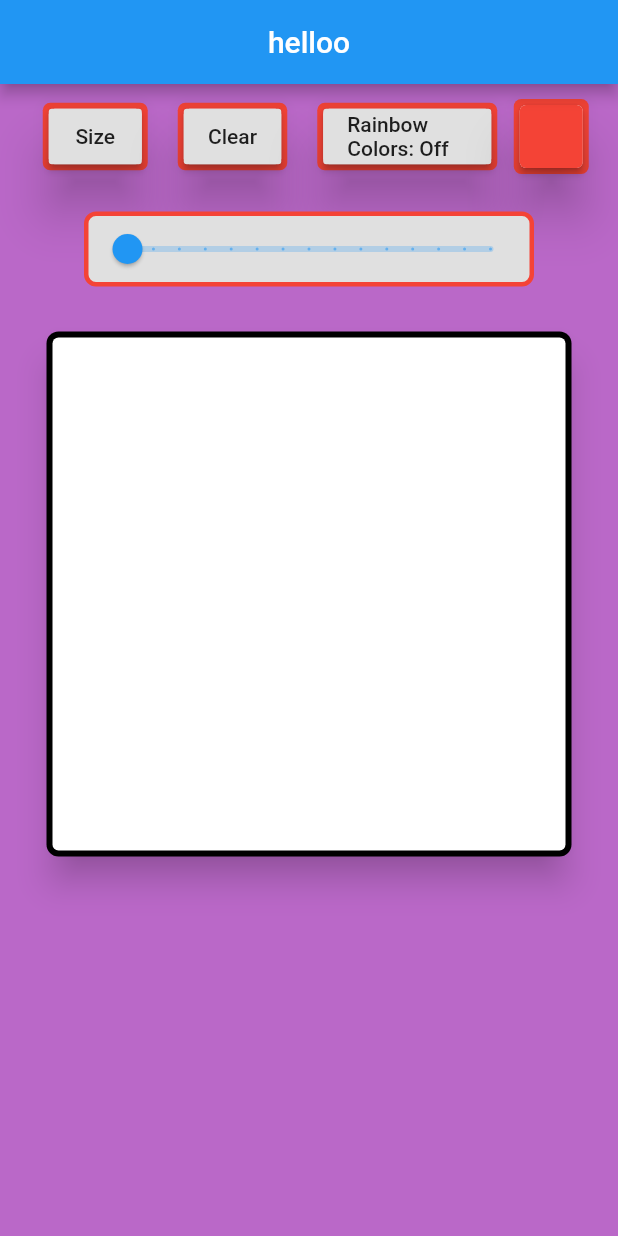
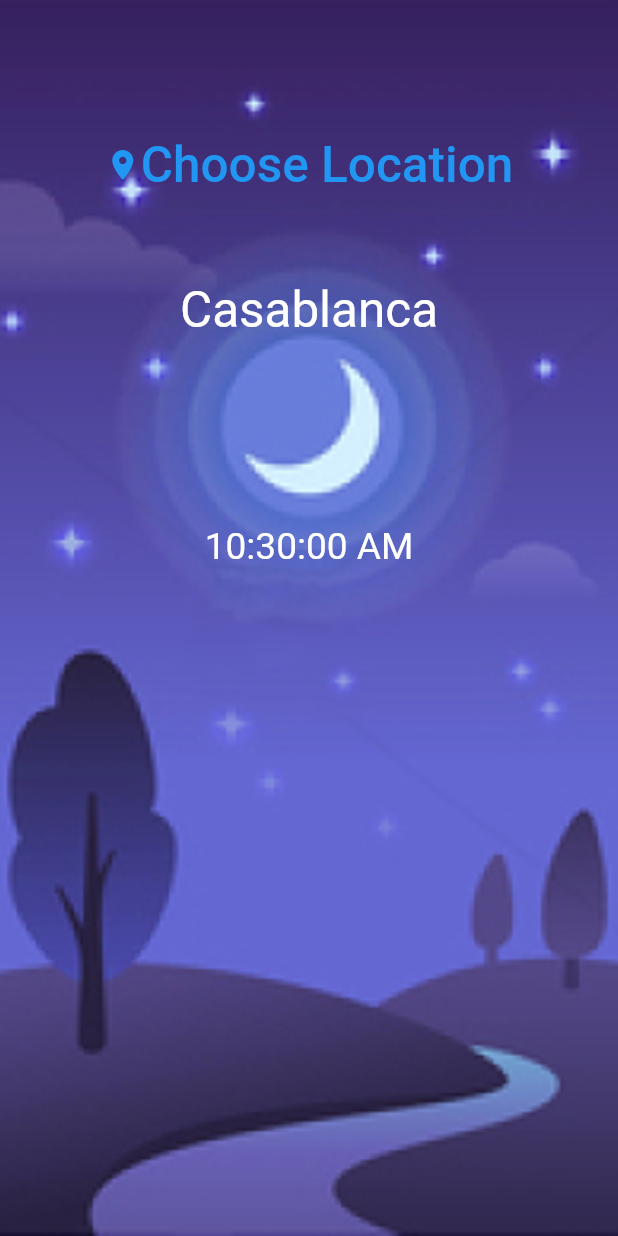
Before and after one commit to 12265/My-WorldTimeZone-app, a Flutter app: the first screen one second after launch, on a phone screen of 412 x 824 dp. Run offline on Flutter 3.47's test engine with Material 2 defaults, Android fonts, the phone set to English and light mode, and no system bars; our stand-ins replace flutter_colorpicker, timezone; network calls fail.

Commit message:
Completed project WorldTime

```diff
--- /dev/null
+++ b/lib/Location.dart
@@ -0,0 +1,12 @@
+import 'package:flutter/material.dart';
+import 'package:mainpage/Provider/ProviderData.dart';
+import 'package:provider/provider.dart';
+
+class LocationText extends StatelessWidget {
+  const LocationText({Key? key}) : super(key: key);
+
+  @override
+  Widget build(BuildContext context) {
+    return Text(context.watch<GameProvider>().contryChossed.cityName,style: TextStyle(fontSize: MediaQuery.of(context).size.height * 0.04,color: context.watch<GameProvider>().Textscolor),);
+  }
+}
--- /dev/null
+++ b/lib/Modles/ContriesName.dart
@@ -0,0 +1,11 @@
+class ContryChossed {
+  String countryCode;
+  String countryName;
+  String cityName;
+  String zoneName;
+  int gmtOffset;
+  int timestamp;
+
+  ContryChossed(this.countryCode, this.countryName,this.cityName, this.zoneName,
+      this.gmtOffset, this.timestamp);
+}
--- /dev/null
+++ b/lib/Provider/ProviderData.dart
@@ -0,0 +1,62 @@
+import 'dart:async';
+import 'dart:convert';
+import 'package:http/http.dart';
+import 'package:intl/intl.dart';
+import 'package:mainpage/Modles/ContriesName.dart';
+import 'package:mainpage/Tools/DetectCityName.dart';
+import 'package:timezone/timezone.dart' as tz;
+import 'package:flutter/material.dart';
+
+class GameProvider extends ChangeNotifier {
+  var Textscolor = Colors.white;
+  bool itsMoring = false;
+  var timeRn = DateTime.now();
+  List<dynamic> worldZonesApi = [];
+  int locationSelectedIndex = 0;
+  String city = "";
+  var contryChossed = ContryChossed(
+      "MA", "Morocco", "Casablanca", "Africa/Casablanca", 3600, 1658416860);
+// this fonction get called immidiatly after the app get lunched
+  void timeZone() {
+    Timer.periodic(Duration(seconds: 1), (timer) {
+      tz.Location detroit = tz.getLocation(contryChossed.zoneName);
+      timeRn = tz.TZDateTime.now(detroit);
+      compaireDates(detroit);
+      notifyListeners();
+    });
+  }
+  void compaireDates(tz.Location location)
+  {
+    DateTime moriningStart = DateTime.parse("${DateFormat("yyyy-MM-dd").format(tz.TZDateTime.now(location))} 08:00:00");
+    DateTime moriningEnd = DateTime.parse("${DateFormat("yyyy-MM-dd").format(tz.TZDateTime.now(location))} 20:00:00");
+    DateTime timeRightNow = DateTime.parse("${DateFormat("yyyy-MM-dd KK:mm:ss").format(tz.TZDateTime.now(location))}");
+    if(timeRightNow.compareTo(moriningStart) == 1 && timeRn.compareTo(moriningEnd) == -1)
+    {
+      itsMoring = true;
+      Textscolor = Colors.black;
+    }
+    else
+    {
+      itsMoring = false;
+      Textscolor = Colors.white;
+    }
+  }
+
+  void ChangeTimeZone(String zoneName) async {
+    var scaffuld = await get(Uri.parse(
+        "http://api.timezonedb.com/v2.1/list-time-zone?key=9ZGAE5QIMRVS&format=json"));
+    Map<dynamic, dynamic> respende = jsonDecode(scaffuld.body);
+    worldZonesApi = respende["zones"].toList();
+    for (int i = 0; i < worldZonesApi.length; i++) {
+      if (worldZonesApi.elementAt(i)["zoneName"] == zoneName) {
+        city = DetectCityName(zoneName);
+        contryChossed = ContryChossed(
+            worldZonesApi.elementAt(i)["countryCode"], worldZonesApi.elementAt(i)["countryName"],
+            city, worldZonesApi.elementAt(i)["zoneName"], worldZonesApi.elementAt(i)["gmtOffset"],
+            worldZonesApi.elementAt(i)["timestamp"]);
+        notifyListeners();
+        return;
+      }
+    }
+  }
+}
--- /dev/null
+++ b/lib/clock.dart
@@ -0,0 +1,13 @@
+import 'package:flutter/material.dart';
+import 'package:intl/intl.dart';
+import 'package:provider/provider.dart';
+
+import 'Provider/ProviderData.dart';
+
+class ClockTime extends StatelessWidget {
+
+  @override
+  Widget build(BuildContext context) {
+    return Text("${DateFormat("KK:mm:ss a").format(context.watch<GameProvider>().timeRn)}",style: TextStyle(fontSize: MediaQuery.of(context).size.height * 0.03,color: context.watch<GameProvider>().Textscolor),);
+  }
+}
--- /dev/null
+++ b/lib/conainter.dart
@@ -0,0 +1,11 @@
+import 'package:flutter/material.dart';
+import 'package:mainpage/Provider/ProviderData.dart';
+import 'package:provider/provider.dart';
+
+class conainter extends StatelessWidget {
+  Widget childs;
+  conainter(this.childs);
+  Widget build(BuildContext context) {
+    return Container(decoration:context.watch<GameProvider>().itsMoring == false ? BoxDecoration(image: DecorationImage(image: AssetImage("Images/night.jpg"),fit: BoxFit.cover)):BoxDecoration(image: DecorationImage(image: AssetImage("Images/mroning.jpg"),fit: BoxFit.cover)),child: childs);
+  }
+}
--- a/lib/main.dart
+++ b/lib/main.dart
@@ -1,87 +1,41 @@
+import 'package:mainpage/Location.dart';
+import 'package:mainpage/TimeZoneListView.dart';
+import 'package:mainpage/clock.dart';
+import 'package:mainpage/conainter.dart';
+import 'package:timezone/data/latest.dart' as tz;
 import 'package:flutter/material.dart';
-import 'package:flutter_colorpicker/flutter_colorpicker.dart';
-import 'package:mainpage/TheRows.dart';
-import 'Buttons.dart';
-import 'ChooseColor.dart';
-import 'DrawingBox.dart';
-import 'Slider.dart';
-import 'TheColums.dart';
+import 'package:provider/provider.dart';
+import 'Provider/ProviderData.dart';
 
 void main() {
-  runApp(DrwingGame());
+  tz.initializeTimeZones();
+  runApp(ChangeNotifierProvider(create: (_) => GameProvider(),
+      child: MaterialApp(home: Clock())));
 }
 
-class DrwingGame extends StatefulWidget {
-  Color theColor = Colors.red;
-  @override
-  State<DrwingGame> createState() => _DrwingGameState();
-}
+class Clock extends StatelessWidget {
+  Widget build(BuildContext context) {
+    final mediaQuery = MediaQuery.of(context);
+    context.read<GameProvider>().ChangeTimeZone("Africa/Casablanca");
+    context.read<GameProvider>().timeZone();
+    return Scaffold(
+      body: conainter(Column(
+          mainAxisAlignment: MainAxisAlignment.start,
+          children: [SizedBox(height: mediaQuery.size.height * 0.1),
+            TextButton(
+                onPressed: () =>
+                  Navigator.push(
+                      context,
+                      MaterialPageRoute(builder: (context) =>  TimeZoneListView())),
 
-class _DrwingGameState extends State<DrwingGame> {
-  bool visibleSlider = true;
-  List<int> ButtonsNumList = [];
-
-  void nothing() {
-    setState(() {});
-    print("SMDDDDDDDDDDDDDD");
-  }
-
-  void resize() {
-    if (visibleSlider == false) {
-      visibleSlider = true;
-      setState(() {});
-    } else {
-      visibleSlider = false;
-      setState(() {});
-    }
-  }
-  void colorchoosed(Color color) {
-    widget.theColor = color;
-    print(widget.theColor);
-  }
-  void callme(BuildContext context) {
-    showDialog(
-        context: context,
-        builder: (BuildContext context) => AlertDialog(
-          content: Column(
-            children: [
-              SingleChildScrollView(
-                  child: ColorPicker(
-                      onColorChanged: colorchoosed, pickerColor: widget.theColor)),
-              ElevatedButton(
-                  onPressed: () {
-                    Navigator.of(context).pop("cancel");setState((){});
-                  },
-                  child: Text("APPLY"))
-            ],
-          ),
-        ));
-  }
-  Widget build(BuildContext context) {
-    return MaterialApp(
-        home: Scaffold(
-      backgroundColor: Colors.purple[300],
-      appBar: AppBar(
-        title: Center(child: Text("helloo")),
+                child: Row(mainAxisAlignment: MainAxisAlignment.center,children: [Icon(Icons.location_on),Text("Choose Location",style: TextStyle(fontSize: mediaQuery.size.height * 0.04),)],)),
+            SizedBox(height: mediaQuery.size.height * 0.06),
+            LocationText(),
+            SizedBox(height: mediaQuery.size.height * 0.15),
+              ClockTime()
+          ],
+    ),
       ),
-      body: Column(
-        children: [
-          Row(
-            mainAxisAlignment: MainAxisAlignment.center,
-            children: [
-              CreateButtons(45, 70, 10, 10, resize, title: "Size"),
-              CreateButtons(45, 73, 10, 10, nothing, title: "Clear"),
-              CreateButtons(45, 120, 10, 10, nothing,
-                  title: "Rainbow Colors: Off"),
-              ColorChanger(callme,widget.theColor),
-            ],
-          ),
-          Visibility(
-              visible: visibleSlider,
-              child: StateSlider(ButtonsNumList, nothing)),
-          DrawingBox(TheColums(ButtonsNumList,widget.theColor)),
-        ],
-      ),
-    ));
+      );
   }
 }
--- a/pubspec.yaml
+++ b/pubspec.yaml
@@ -30,7 +30,11 @@ dependencies:
   flutter:
     sdk: flutter
   flutter_colorpicker: ^1.0.3
-
+  provider: ^6.0.3
+  intl: ^0.17.0
+  timezone: ^0.8.0
+  http: ^0.13.4
+  country_icons: ^2.0.2
   # The following adds the Cupertino Icons font to your application.
   # Use with the CupertinoIcons class for iOS style icons.
   cupertino_icons: ^1.0.2
```
Also changed, not shown: lib/TimeZoneListView.dart (added, +64 -0 lines), lib/Tools/DetectCityName.dart (added, +23 -0 lines), Images/mroning.jpg (added), Images/night.jpg (added).
